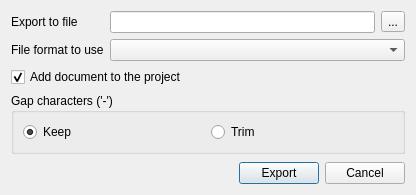
Above: src/plugins/dna_export/src/ui/ExportMSA2SequencesDialog.ui from violethaze74/ugene before the change. Below: the same form after it.
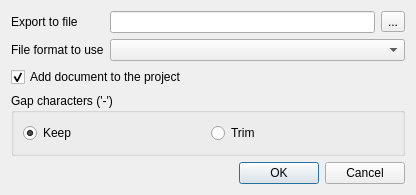
That is the form after the change.

Commit message: Help system for all dialogs, UI improvements for all dialogs.

What changed in the file:
```diff
--- a/src/plugins/dna_export/src/ui/ExportMSA2SequencesDialog.ui
+++ b/src/plugins/dna_export/src/ui/ExportMSA2SequencesDialog.ui
@@ -85,51 +85,11 @@
     </widget>
    </item>
    <item>
-    <spacer name="verticalSpacer">
-     <property name="orientation">
-      <enum>Qt::Vertical</enum>
+    <widget class="QDialogButtonBox" name="buttonBox">
+     <property name="standardButtons">
+      <set>QDialogButtonBox::Cancel|QDialogButtonBox::Ok</set>
      </property>
-     <property name="sizeHint" stdset="0">
-      <size>
-       <width>20</width>
-       <height>0</height>
-      </size>
-     </property>
-    </spacer>
-   </item>
-   <item>
-    <layout class="QHBoxLayout" name="horizontalLayout_2">
-     <item>
-      <spacer name="horizontalSpacer">
-       <property name="orientation">
-        <enum>Qt::Horizontal</enum>
-       </property>
-       <property name="sizeHint" stdset="0">
-        <size>
-         <width>40</width>
-         <height>20</height>
-        </size>
-       </property>
-      </spacer>
-     </item>
-     <item>
-      <widget class="QPushButton" name="okButton">
-       <property name="text">
-        <string>Export</string>
-       </property>
-       <property name="default">
-        <bool>true</bool>
-       </property>
-      </widget>
-     </item>
-     <item>
-      <widget class="QPushButton" name="cancelButton">
-       <property name="text">
-        <string>Cancel</string>
-       </property>
-      </widget>
-     </item>
-    </layout>
+    </widget>
    </item>
   </layout>
  </widget>
```
Left out of the diff: 28 changed lines with no effect on the pictures. The commit also changes 309 other files.
